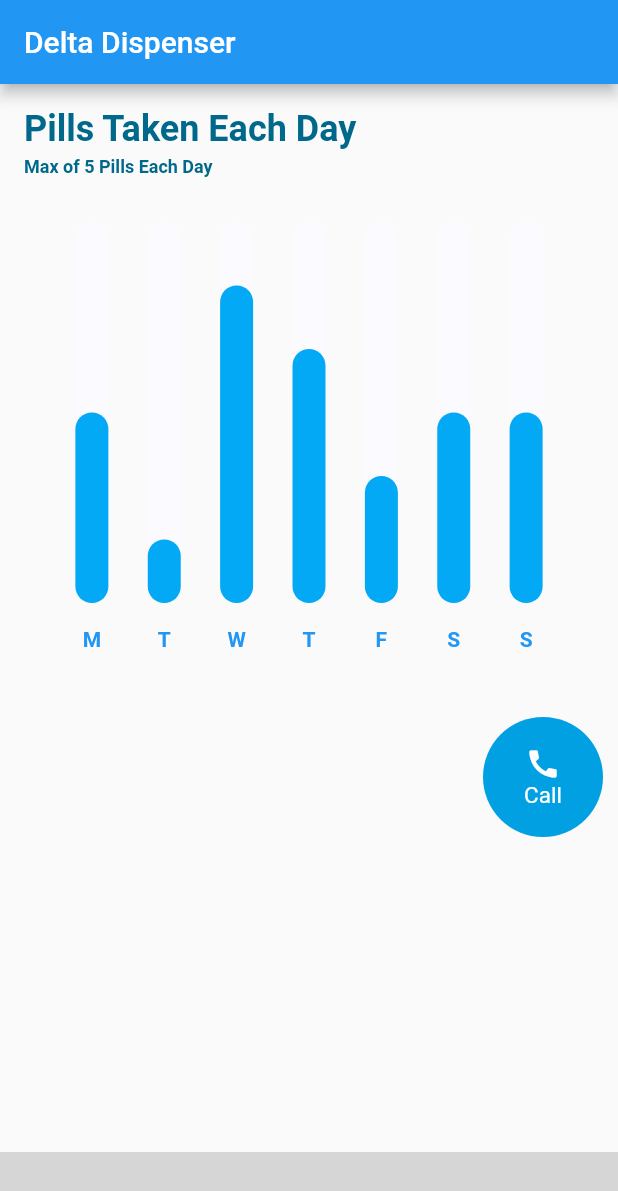
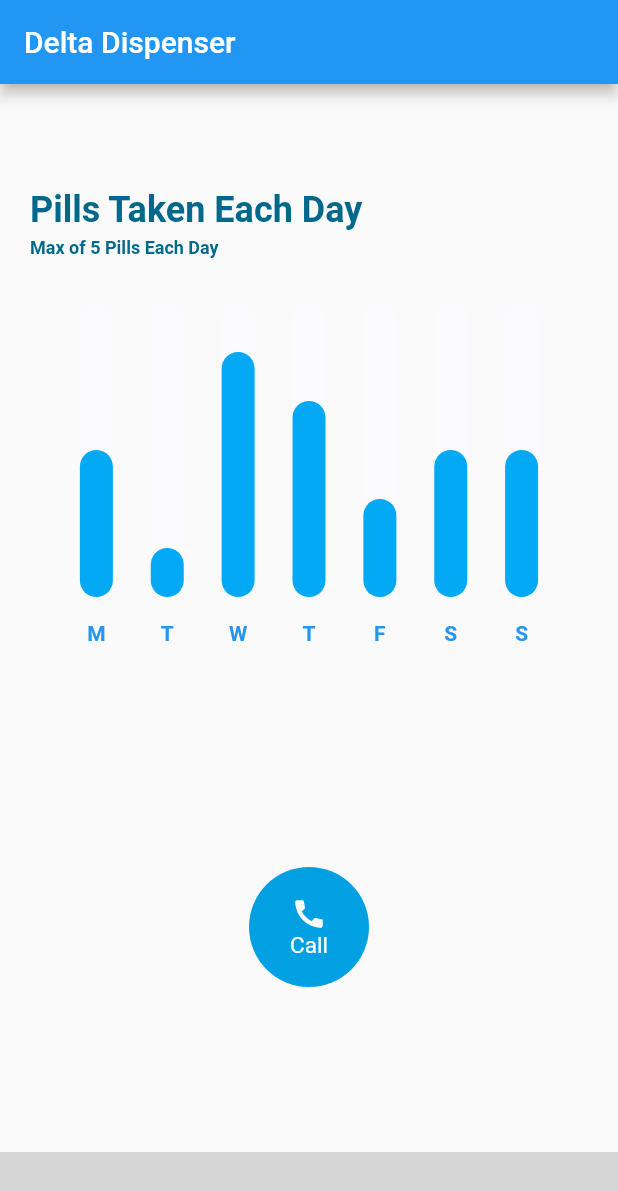
Before and after one commit to muizzzafar11/DeltaHacks-Application, a Flutter app: the MainScreen screen opened directly, on a phone screen of 412 x 824 dp. Shown: the top 1191 px of the screen. Run offline on Flutter 3.47's test engine with Material 2 defaults, Android fonts, the phone set to English and light mode, and no system bars; drawn by our look-alikes of fl_chart; our stand-ins replace awesome_dialog, firebase_auth, firebase_core, firebase_database, google_sign_in, sleek_circular_slider; missing offline and left inert: ff_navigation_bar; accounts and stored records are empty; grey boxes are pictures that could not be loaded.

Commit message:
Everything working

```diff
--- a/lib/Screens/userInfo_screen.dart
+++ b/lib/Screens/userInfo_screen.dart
@@ -36,12 +36,15 @@ class UserInfoState extends State<UserInfo> {
           child: Stack(
             children: <Widget>[
               Padding(
-                padding: const EdgeInsets.all(16),
+                padding: const EdgeInsets.all(20),
                 child: Column(
                   crossAxisAlignment: CrossAxisAlignment.stretch,
                   mainAxisAlignment: MainAxisAlignment.start,
                   mainAxisSize: MainAxisSize.max,
                   children: <Widget>[
+                    const SizedBox(
+                      height: 50,
+                    ),
                     Text(
                       'Pills Taken Each Day',
                       style: TextStyle(
@@ -80,10 +83,12 @@ class UserInfoState extends State<UserInfo> {
             ],
           ),
         ),
-
+        const SizedBox(
+          height: 100,
+        ),
         // Call Button
         Container(
-          alignment: Alignment.bottomRight,
+          alignment: Alignment.bottomCenter,
           margin: EdgeInsets.all(10),
           height: 80.0,
           child: SizedBox.fromSize(
```
